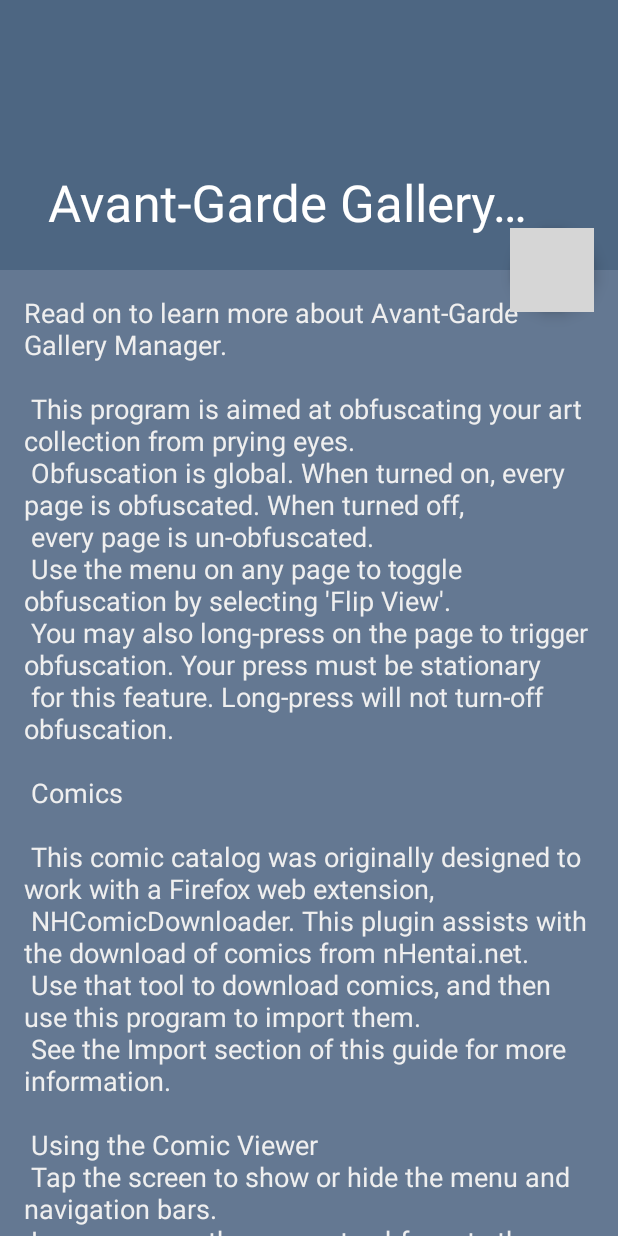
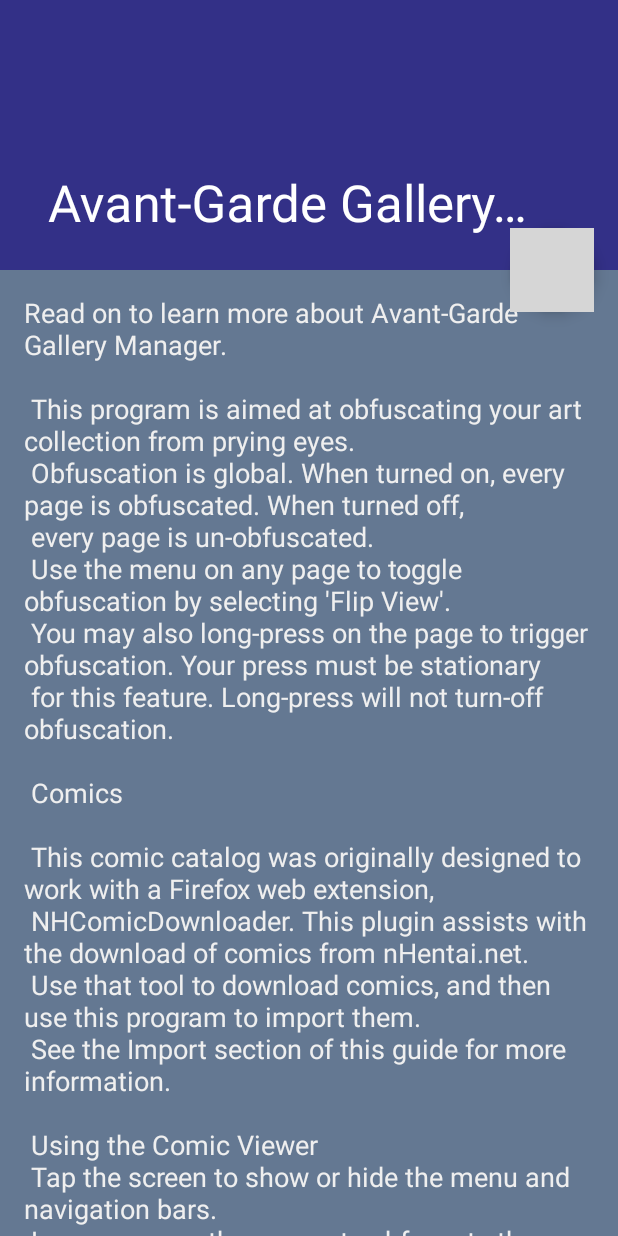
Before and after one commit to Dabnoot/AGGalleryManager, an Android app: the screen it shows after launch (ScrollingAboutActivity), in the options menu, after a tap on "About", on a phone screen of 412 x 824 dp. Run offline under Robolectric (Android 15) with nearby library versions, the phone set to English and light mode, and no system bars; pictures from the network do not load; grey boxes are pictures that could not be loaded.

Commit message:
Worked out some good stuff regarding themes.

```diff
--- a/app/src/main/java/com/agcurations/aggallerymanager/ComicsCatalogActivity.java
+++ b/app/src/main/java/com/agcurations/aggallerymanager/ComicsCatalogActivity.java
@@ -59,7 +59,7 @@ public class ComicsCatalogActivity extends AppCompatActivity {
     @Override
     protected void onCreate(Bundle savedInstanceState) {
         //Return theme away from startup_screen
-        setTheme(R.style.AppTheme);
+        setTheme(R.style.ComicsTheme);
 
         super.onCreate(savedInstanceState);
         setContentView(R.layout.activity_comics_catalog);
--- a/app/src/main/java/com/agcurations/aggallerymanager/MainActivity.java
+++ b/app/src/main/java/com/agcurations/aggallerymanager/MainActivity.java
@@ -3,13 +3,17 @@ package com.agcurations.aggallerymanager;
 import androidx.appcompat.app.AppCompatActivity;
 
 import android.content.Intent;
+import android.graphics.Color;
 import android.os.Bundle;
+import android.text.Html;
 import android.view.Menu;
 import android.view.MenuInflater;
 import android.view.MenuItem;
 import android.view.View;
 import android.widget.ImageView;
 import android.widget.TextView;
+
+import java.util.List;
 
 public class MainActivity extends AppCompatActivity {
 
@@ -19,7 +23,7 @@ public class MainActivity extends AppCompatActivity {
     @Override
     protected void onCreate(Bundle savedInstanceState) {
         //Return theme away from startup_screen
-        setTheme(R.style.AppTheme);
+        setTheme(R.style.MainTheme);
         super.onCreate(savedInstanceState);
         setContentView(R.layout.activity_main);
 
@@ -40,6 +44,7 @@ public class MainActivity extends AppCompatActivity {
     public boolean onCreateOptionsMenu(Menu menu) {
         MenuInflater inflater = getMenuInflater();
         inflater.inflate(R.menu.main_activity_menu, menu);
+
         return true;
     }
 
--- a/app/src/main/res/drawable/startup_screen.xml
+++ b/app/src/main/res/drawable/startup_screen.xml
@@ -2,12 +2,5 @@
 <layer-list xmlns:android="http://schemas.android.com/apk/res/android"
     android:layout_width="match_parent"
     android:layout_height="match_parent">
-    <!-- The background color, preferably the same as your normal theme -->
-    <item android:drawable="@color/colorLightPurple"/>
-    <!-- Your product logo - 144dp color version of your app icon -->
-    <item>
-        <bitmap
-            android:src="@drawable/app_book"
-            android:gravity="center"/>
-    </item>
+    <item android:drawable="@drawable/sora_sagano_unsplash"/>
 </layer-list>
--- a/app/src/main/res/layout/activity_main.xml
+++ b/app/src/main/res/layout/activity_main.xml
@@ -52,6 +52,7 @@
         android:layout_height="wrap_content"
         android:text="@string/productivity_tools"
         android:textSize="28sp"
+        style="@style/BusyBackgroundOverlayText"
         app:layout_constraintBottom_toBottomOf="parent"
         app:layout_constraintEnd_toStartOf="@+id/imageView_Pictures"
         app:layout_constraintStart_toStartOf="parent"
@@ -64,6 +65,7 @@
         android:layout_height="wrap_content"
         android:text="@string/data_management"
         android:textSize="28sp"
+        style="@style/BusyBackgroundOverlayText"
         app:layout_constraintBottom_toBottomOf="parent"
         app:layout_constraintEnd_toEndOf="parent"
         app:layout_constraintStart_toStartOf="parent"
@@ -77,6 +79,7 @@
         android:layout_height="wrap_content"
         android:text="@string/quality_analysis"
         android:textSize="28sp"
+        style="@style/BusyBackgroundOverlayText"
         app:layout_constraintBottom_toBottomOf="parent"
         app:layout_constraintEnd_toEndOf="parent"
         app:layout_constraintStart_toEndOf="@+id/imageView_Pictures"
--- a/app/src/main/res/menu/main_activity_menu.xml
+++ b/app/src/main/res/menu/main_activity_menu.xml
@@ -1,7 +1,9 @@
 <?xml version="1.0" encoding="utf-8"?>
-<menu xmlns:android="http://schemas.android.com/apk/res/android">
+<menu xmlns:android="http://schemas.android.com/apk/res/android"
+    xmlns:app="http://schemas.android.com/apk/res-auto">
+
     <item android:id="@+id/menu_FlipView"
-        android:title="@string/flip_view" />
+        android:title="@string/flip_view"/>
     <item android:id="@+id/menu_Settings"
         android:title="@string/settings" />
     <item android:id="@+id/menu_About"
--- a/app/src/main/res/values/colors.xml
+++ b/app/src/main/res/values/colors.xml
@@ -4,17 +4,28 @@
     <color name="colorPrimaryDark">#3700B3</color>
     <color name="colorAccent">#03DAC5</color>!-->
 
-    <!--https://www.vogella.com/tutorials/AndroidStylesThemes/article.html!-->
+    <!-- https://www.vogella.com/tutorials/AndroidStylesThemes/article.html -->
 
-    <color name="colorPrimary">#453d83</color>
-    <color name="colorPrimaryDark">#3700B3</color>
-    <color name="colorLightPurple">#5f55af</color>
+    <color name="colorPrimary">#9966ff</color>
+    <color name="colorPrimaryDark">#9933ff</color>
+    <color name="colorDarkPurple">#5f55af</color>
     <color name="colorAccent">#03DAC5</color>
+
+    <color name="colorStatusBarPurple">#282668</color>
+    <color name="colorActionBarPurple">#333087</color>
+    <color name="colorBackgroundPurple">#3f3b9c</color>
+    <color name="colorPopupPurple">#343995</color>
+    <color name="colorNavigationBarPurple">#203892</color>
+
+
     <color name="colorBlackboardRed">#eb305b</color>
     <color name="colorDarkOrange">#ea552d</color>
     <color name="colorLightOrange">#f77026</color>
     <color name="colorDarkDarkOrange">#bc3f2a</color>
 
+    <color name="colorBlack">#000000</color>
+
+    <color name="colorWhite">#ffffff</color>
     <color name="colorGrey1">#efefef</color>
     <color name="colorGrey2">#dddddd</color>
     <color name="colorGrey3">#ceccca</color>
--- a/app/src/main/res/values/strings.xml
+++ b/app/src/main/res/values/strings.xml
@@ -115,7 +115,7 @@
     <string name="pages">Pages:</string>
     <string name="pages_">Pages</string>
     <string name="delete_comic">Delete Comic</string>
-    <string name="title_activity_a_g_gallery_settings">AGGallerySettingsActivity</string>
+    <string name="title_activity_a_g_gallery_settings">AG Gallery Manager Settings</string>
 
     <!-- Preference Titles -->
     <string name="messages_header">Messages</string>
--- a/app/src/main/res/values/styles.xml
+++ b/app/src/main/res/values/styles.xml
@@ -1,15 +1,37 @@
-<resources>
+<resources xmlns:android="http://schemas.android.com/apk/res/android" xmlns:app="http://schemas.android.com/apk/res-auto">
     <!-- Base application theme. -->
     <style name="AppTheme" parent="Theme.AppCompat.Light.DarkActionBar">
         <!-- Customize your theme here. -->
-        <item name="colorPrimary">@color/colorBlueGrey5</item>
-        <item name="colorPrimaryDark">@color/colorPrimaryDark</item>
         <item name="colorAccent">@color/colorAccent</item>
-        <item name="android:windowBackground">@color/colorBlueGrey3</item>
-        <item name="android:navigationBarColor">@color/colorBlueGrey5</item>
+
+        <item name="colorPrimaryDark">@color/colorStatusBarPurple</item>    <!-- Status bar color -->
+        <item name="colorPrimary">@color/colorActionBarPurple</item>        <!-- Action bar color -->
+        <item name="actionBarStyle">@style/ActionBarTheme</item>            <!-- Sets the popup menu color -->
+        <item name="android:windowBackground">@color/colorBackgroundPurple</item>
+        <item name="android:navigationBarColor">@color/colorNavigationBarPurple</item>
         <item name="android:textColor">@color/colorGrey1</item>
         <item name="android:textColorSecondary">@color/colorGrey1</item>
+        <item name="colorBackgroundFloating">@color/colorDarkDarkOrange</item> <!-- Sets AlertDialog color -->
     </style>
+
+
+    <style name="MainTheme" parent="AppTheme">
+        <item name="android:windowBackground">@drawable/sora_sagano_unsplash</item>
+    </style>
+
+    <style name="ComicsTheme" parent="MainTheme">
+    </style>
+
+    <style name="ActionBarTheme" parent="@style/Widget.AppCompat.Light.ActionBar.Solid.Inverse">
+        <item name="popupTheme">@style/ActionBarPopupTheme</item>
+    </style>
+
+    <!-- Popup menu theme -->
+    <style name="ActionBarPopupTheme">
+        <item name="android:textColor">@color/colorWhite</item>
+        <item name="android:background">@color/colorPopupPurple</item>
+    </style>
+
 
     <!-- Starting activity theme -->
     <style name="AppTheme.Launcher">
@@ -43,4 +65,17 @@
 
     </style>
 
+
+    <style name="BusyBackgroundOverlayText">
+        <item name="android:paddingLeft">8dp</item>
+        <item name="android:paddingBottom">8dp</item>
+        <item name="android:textSize">12sp</item>
+        <item name="android:shadowColor">#000000</item>
+        <item name="android:shadowDx">3</item>
+        <item name="android:shadowDy">3</item>
+        <item name="android:shadowRadius">3</item>
+    </style>
+
+
+
 </resources>
```
Also changed, not shown: app/src/main/res/layout/activity_comics_catalog.xml (+16 -1 lines).
